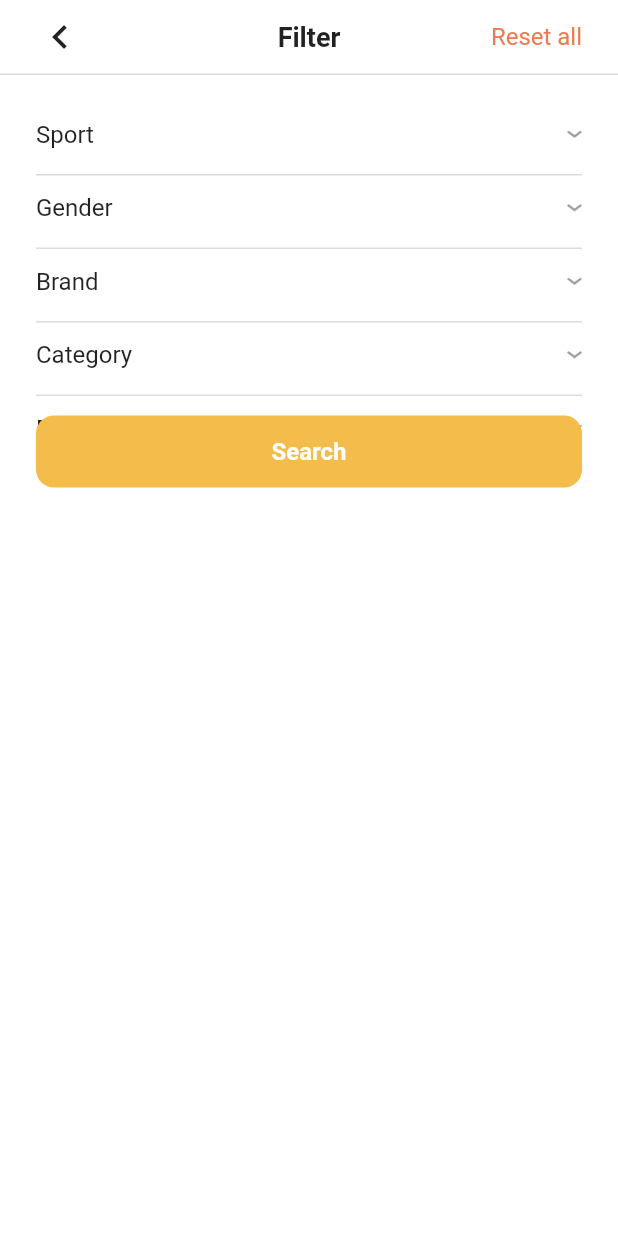
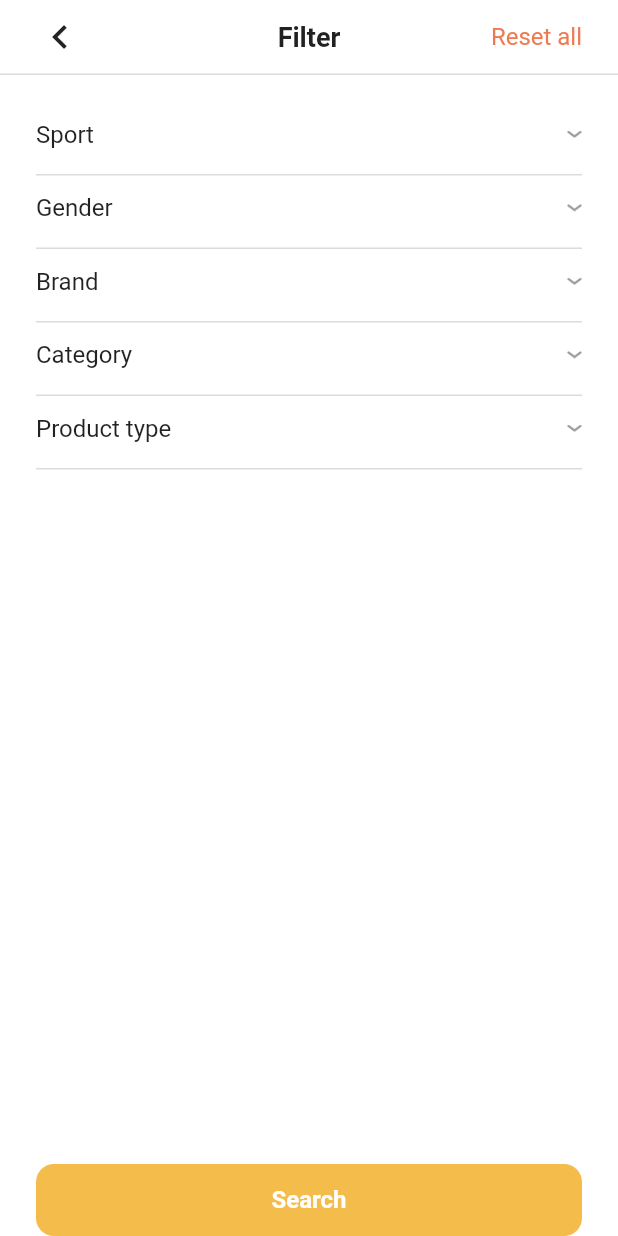
Before and after one commit to QuangDung159/flutter_ecommerce_app, a Flutter app: the FilterScreen screen opened directly, on a phone screen of 412 x 824 dp. Run offline on Flutter 3.47's test engine with Material 2 defaults, Android fonts, the phone set to English and light mode, and no system bars; our stand-ins replace get, modal_bottom_sheet, salomon_bottom_bar; network calls fail.

Commit message:
Filter screen

```diff
--- a/lib/UI/screens/filter_screen.dart
+++ b/lib/UI/screens/filter_screen.dart
@@ -71,27 +71,8 @@ class _FilterScreenState extends State<FilterScreen> {
       body: Stack(
         children: [
           SafeArea(
-            child: Stack(
+            child: Column(
               children: [
-                SingleChildScrollView(
-                  child: Column(
-                    children: [
-                      SizedBox(
-                        height: 80,
-                      ),
-                      Container(
-                        padding: EdgeInsets.symmetric(
-                          horizontal: AppDimension.contentPadding,
-                        ),
-                        child: Obx(
-                          () => Column(
-                            children: renderListFilterLevel1(),
-                          ),
-                        ),
-                      ),
-                    ],
-                  ),
-                ),
                 MyAppBar(
                   title: 'Filter',
                   action: GestureDetector(
@@ -107,6 +88,27 @@ class _FilterScreenState extends State<FilterScreen> {
                     ),
                   ),
                 ),
+                Expanded(
+                  child: SingleChildScrollView(
+                    child: Column(
+                      children: [
+                        SizedBox(
+                          height: 30,
+                        ),
+                        Container(
+                          padding: EdgeInsets.symmetric(
+                            horizontal: AppDimension.contentPadding,
+                          ),
+                          child: Obx(
+                            () => Column(
+                              children: renderListFilterLevel1(),
+                            ),
+                          ),
+                        ),
+                      ],
+                    ),
+                  ),
+                ),
               ],
             ),
           ),
```
